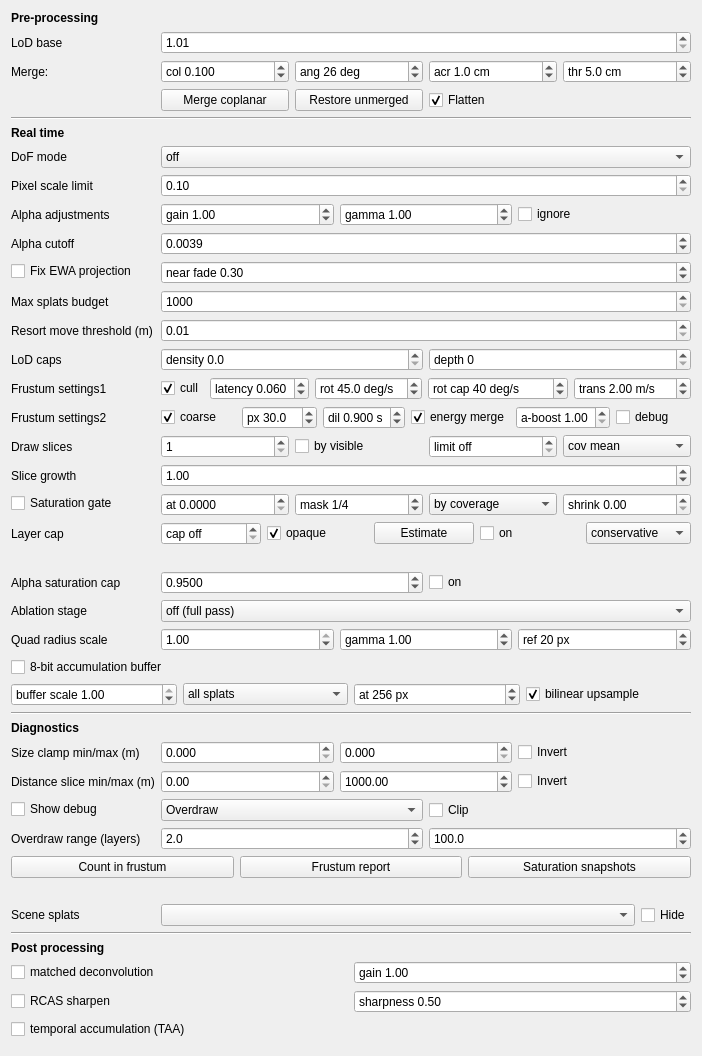
Old version of the form gui_client/GaussianSplatSettingsWidget.ui in the repository russiaman/substrata_robo.
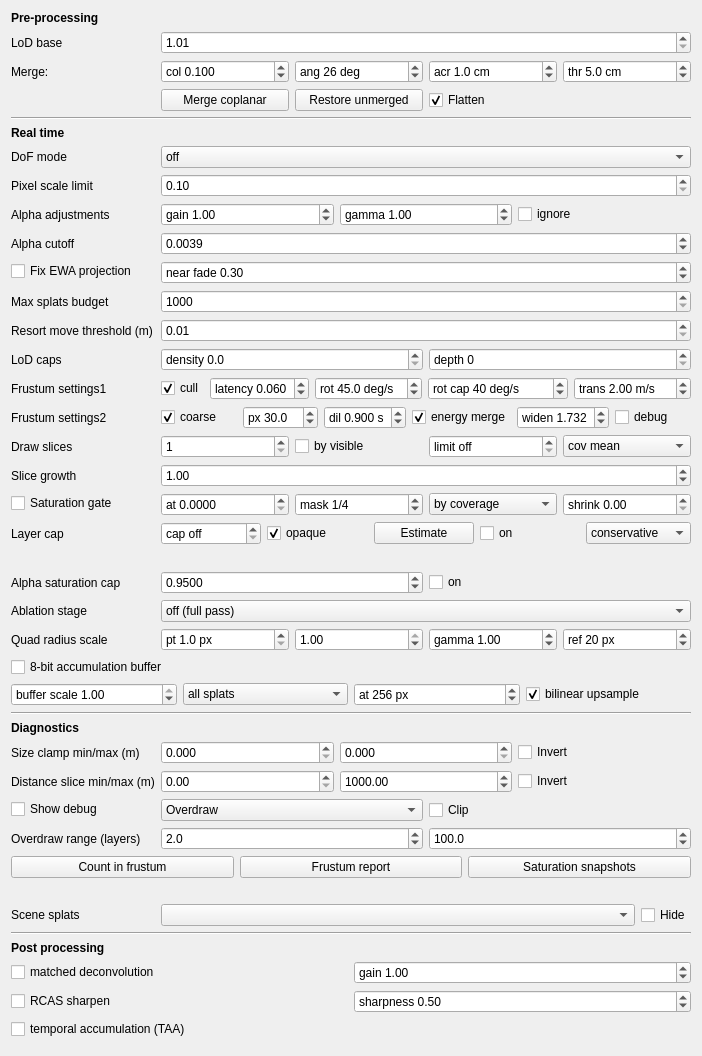
New version of the form.

Commit message:
WIP: widen/pt UI knobs, a-boost/m-scale removed (session071)
Checkpoint - see glare-core WIP commit and snapshot session071 §7-8.
"widen" (default sqrt(3)) replaces the removed isotropic "m-scale";
"pt" widens the ablation ladder's point quads for readability.

The edit to the form file:
```diff
--- a/gui_client/GaussianSplatSettingsWidget.ui
+++ b/gui_client/GaussianSplatSettingsWidget.ui
@@ -890,25 +890,25 @@
       <item>
        <widget class="QDoubleSpinBox" name="mergeAlphaBoostDoubleSpinBox">
         <property name="prefix">
-         <string>a-boost </string>
+         <string>widen </string>
         </property>
         <property name="toolTip">
          <string>SESSION071 DIAGNOSTIC: multiplier on merged (non-leaf) LoD node opacity, clamped to 1. Exists to separate the two candidate causes of the darkening of bright dense surfaces (bridge facing, gravel) that survived the energy merge: if raising this removes the darkening, the merged opacity is still too low there and the dark background is showing through; if it only flattens the image and the grey stays, the colour itself is being averaged with interior splats that real front-to-back compositing never shows. Compounds up the tree, so it is a probe, not a calibration knob. 1 = off. Applies live.</string>
         </property>
         <property name="decimals">
-         <number>2</number>
+         <number>3</number>
         </property>
         <property name="minimum">
          <double>1.000000000000000</double>
         </property>
         <property name="maximum">
-         <double>8.000000000000000</double>
+         <double>3.000000000000000</double>
         </property>
         <property name="singleStep">
          <double>0.250000000000000</double>
         </property>
         <property name="value">
-         <double>1.000000000000000</double>
+         <double>1.732000000000000</double>
         </property>
        </widget>
       </item>
@@ -1419,6 +1419,34 @@
       <property name="bottomMargin">
        <number>0</number>
       </property>
+      <item>
+       <widget class="QDoubleSpinBox" name="pointSizePxDoubleSpinBox">
+        <property name="prefix">
+         <string>pt </string>
+        </property>
+        <property name="suffix">
+         <string> px</string>
+        </property>
+        <property name="toolTip">
+         <string>SESSION071 DIAGNOSTIC: side, in pixels, of the point quad that ablation stages 2-5 emit. Those stages collapse each splat to a single pixel so that fill drops out of the timing, which leaves the point cloud too sparse to read colour off. Widening it gives up the timing meaning of those stages in exchange for a legible picture of the colour each selected splat carries with blending switched off - which is what separates &quot;the bright splats are missing from the selection&quot; from &quot;the bright splats are there and the blend is losing them&quot;. 1 = the original one-pixel behaviour. Only affects stages 2-5; stage 0/6 are untouched.</string>
+        </property>
+        <property name="decimals">
+         <number>1</number>
+        </property>
+        <property name="minimum">
+         <double>1.000000000000000</double>
+        </property>
+        <property name="maximum">
+         <double>64.000000000000000</double>
+        </property>
+        <property name="singleStep">
+         <double>1.000000000000000</double>
+        </property>
+        <property name="value">
+         <double>1.000000000000000</double>
+        </property>
+       </widget>
+      </item>
       <item>
        <widget class="QDoubleSpinBox" name="quadRadiusScaleDoubleSpinBox">
         <property name="toolTip">
```
Left out of the diff: 6 changed lines with no effect on the pictures. The commit also changes 2 other files.
